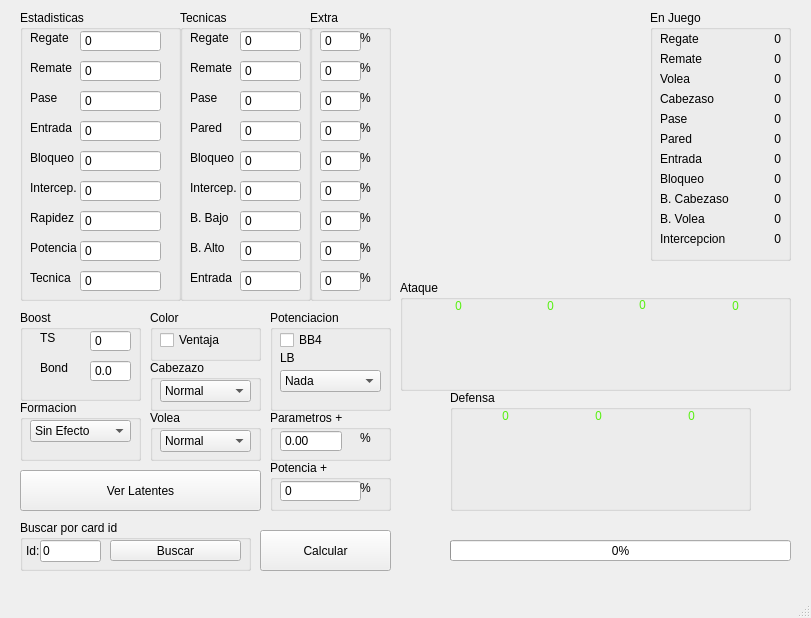
The window that analisis.ui (IsaR0d/CTDTAnalizer) describes before a commit, drawn with Qt 5.
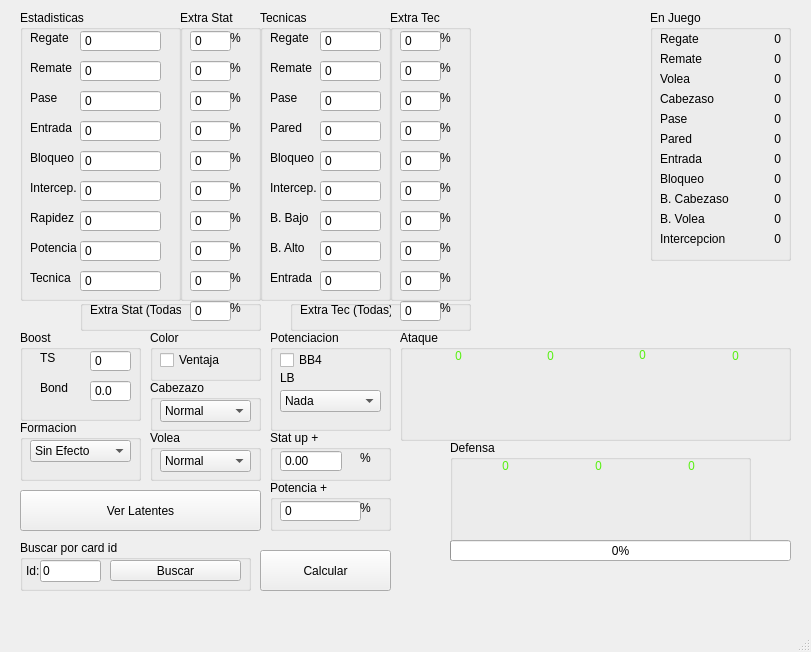
The same window after the commit. Icons and pictures are not drawn.

Commit message: muestra de stats visuales y arreglo de tema de la interfaz

```diff
--- a/analisis.ui
+++ b/analisis.ui
@@ -7,7 +7,7 @@
     <x>0</x>
     <y>0</y>
     <width>811</width>
-    <height>618</height>
+    <height>652</height>
    </rect>
   </property>
   <property name="windowTitle">
@@ -27,10 +27,10 @@
    <widget class="QLabel" name="jug_img">
     <property name="geometry">
      <rect>
-      <x>410</x>
-      <y>50</y>
-      <width>221</width>
-      <height>221</height>
+      <x>480</x>
+      <y>100</y>
+      <width>161</width>
+      <height>161</height>
      </rect>
     </property>
     <property name="text">
@@ -684,7 +684,7 @@
    <widget class="QGroupBox" name="groupBox_3">
     <property name="geometry">
      <rect>
-      <x>180</x>
+      <x>260</x>
       <y>10</y>
       <width>131</width>
       <height>291</height>
@@ -958,14 +958,14 @@
    <widget class="QGroupBox" name="groupBox_4">
     <property name="geometry">
      <rect>
-      <x>310</x>
+      <x>390</x>
       <y>10</y>
       <width>81</width>
       <height>291</height>
      </rect>
     </property>
     <property name="title">
-     <string>Extra</string>
+     <string>Extra Tec</string>
     </property>
     <widget class="QSpinBox" name="rem_ex">
      <property name="geometry">
@@ -1233,7 +1233,7 @@
     <property name="geometry">
      <rect>
       <x>20</x>
-      <y>310</y>
+      <y>330</y>
       <width>121</width>
       <height>91</height>
      </rect>
@@ -1307,7 +1307,7 @@
     <property name="geometry">
      <rect>
       <x>150</x>
-      <y>310</y>
+      <y>330</y>
       <width>111</width>
       <height>51</height>
      </rect>
@@ -1333,7 +1333,7 @@
     <property name="geometry">
      <rect>
       <x>150</x>
-      <y>410</y>
+      <y>430</y>
       <width>111</width>
       <height>51</height>
      </rect>
@@ -1371,7 +1371,7 @@
     <property name="geometry">
      <rect>
       <x>150</x>
-      <y>360</y>
+      <y>380</y>
       <width>111</width>
       <height>51</height>
      </rect>
@@ -1409,7 +1409,7 @@
     <property name="geometry">
      <rect>
       <x>20</x>
-      <y>400</y>
+      <y>420</y>
       <width>121</width>
       <height>61</height>
      </rect>
@@ -1457,7 +1457,7 @@
     <property name="geometry">
      <rect>
       <x>270</x>
-      <y>310</y>
+      <y>330</y>
       <width>121</width>
       <height>101</height>
      </rect>
@@ -1534,13 +1534,13 @@
     <property name="geometry">
      <rect>
       <x>270</x>
-      <y>410</y>
+      <y>430</y>
       <width>121</width>
       <height>51</height>
      </rect>
     </property>
     <property name="title">
-     <string>Parametros +</string>
+     <string>Stat up +</string>
     </property>
     <widget class="QLabel" name="label_75">
      <property name="geometry">
@@ -1573,7 +1573,7 @@
     <property name="geometry">
      <rect>
       <x>270</x>
-      <y>460</y>
+      <y>480</y>
       <width>121</width>
       <height>51</height>
      </rect>
@@ -1612,7 +1612,7 @@
     <property name="geometry">
      <rect>
       <x>20</x>
-      <y>470</y>
+      <y>490</y>
       <width>241</width>
       <height>41</height>
      </rect>
@@ -1625,7 +1625,7 @@
     <property name="geometry">
      <rect>
       <x>450</x>
-      <y>390</y>
+      <y>440</y>
       <width>301</width>
       <height>121</height>
      </rect>
@@ -1741,7 +1741,7 @@
     <property name="geometry">
      <rect>
       <x>400</x>
-      <y>280</y>
+      <y>330</y>
       <width>391</width>
       <height>111</height>
      </rect>
@@ -1880,7 +1880,7 @@
     <property name="geometry">
      <rect>
       <x>260</x>
-      <y>530</y>
+      <y>550</y>
       <width>131</width>
       <height>41</height>
      </rect>
@@ -1893,7 +1893,7 @@
     <property name="geometry">
      <rect>
       <x>20</x>
-      <y>520</y>
+      <y>540</y>
       <width>231</width>
       <height>51</height>
      </rect>
@@ -1954,6 +1954,412 @@
      <number>0</number>
     </property>
    </widget>
+   <widget class="QGroupBox" name="groupBox_16">
+    <property name="geometry">
+     <rect>
+      <x>180</x>
+      <y>10</y>
+      <width>81</width>
+      <height>291</height>
+     </rect>
+    </property>
+    <property name="title">
+     <string>Extra Stat</string>
+    </property>
+    <widget class="QSpinBox" name="rem_ex_stat">
+     <property name="geometry">
+      <rect>
+       <x>10</x>
+       <y>50</y>
+       <width>41</width>
+       <height>22</height>
+      </rect>
+     </property>
+     <property name="buttonSymbols">
+      <enum>QAbstractSpinBox::NoButtons</enum>
+     </property>
+     <property name="maximum">
+      <number>1000</number>
+     </property>
+    </widget>
+    <widget class="QSpinBox" name="pot_ex_stat">
+     <property name="geometry">
+      <rect>
+       <x>10</x>
+       <y>230</y>
+       <width>41</width>
+       <height>22</height>
+      </rect>
+     </property>
+     <property name="buttonSymbols">
+      <enum>QAbstractSpinBox::NoButtons</enum>
+     </property>
+     <property name="maximum">
+      <number>1000</number>
+     </property>
+    </widget>
+    <widget class="QSpinBox" name="ent_ex_stat">
+     <property name="geometry">
+      <rect>
+       <x>10</x>
+       <y>110</y>
+       <width>41</width>
+       <height>22</height>
+      </rect>
+     </property>
+     <property name="buttonSymbols">
+      <enum>QAbstractSpinBox::NoButtons</enum>
+     </property>
+     <property name="maximum">
+      <number>1000</number>
+     </property>
+    </widget>
+    <widget class="QSpinBox" name="int_ex_stat">
+     <property name="geometry">
+      <rect>
+       <x>10</x>
+       <y>170</y>
+       <width>41</width>
+       <height>22</height>
+      </rect>
+     </property>
+     <property name="buttonSymbols">
+      <enum>QAbstractSpinBox::NoButtons</enum>
+     </property>
+     <property name="maximum">
+      <number>1000</number>
+     </property>
+    </widget>
+    <widget class="QSpinBox" name="rap_ex_stat">
+     <property name="geometry">
+      <rect>
+       <x>10</x>
+       <y>200</y>
+       <width>41</width>
+       <height>22</height>
+      </rect>
+     </property>
+     <property name="buttonSymbols">
+      <enum>QAbstractSpinBox::NoButtons</enum>
+     </property>
+     <property name="maximum">
+      <number>1000</number>
+     </property>
+    </widget>
+    <widget class="QSpinBox" name="reg_ex_stat">
+     <property name="geometry">
+      <rect>
+       <x>10</x>
+       <y>20</y>
+       <width>41</width>
+       <height>22</height>
+      </rect>
+     </property>
+     <property name="buttonSymbols">
+      <enum>QAbstractSpinBox::NoButtons</enum>
+     </property>
+     <property name="maximum">
+      <number>1000</number>
+     </property>
+    </widget>
+    <widget class="QSpinBox" name="pas_ex_stat">
+     <property name="geometry">
+      <rect>
+       <x>10</x>
+       <y>80</y>
+       <width>41</width>
+       <height>22</height>
+      </rect>
+     </property>
+     <property name="buttonSymbols">
+      <enum>QAbstractSpinBox::NoButtons</enum>
+     </property>
+     <property name="maximum">
+      <number>1000</number>
+     </property>
+    </widget>
+    <widget class="QSpinBox" name="blo_ex_stat">
+     <property name="geometry">
+      <rect>
+       <x>10</x>
+       <y>140</y>
+       <width>41</width>
+       <height>22</height>
+      </rect>
+     </property>
+     <property name="buttonSymbols">
+      <enum>QAbstractSpinBox::NoButtons</enum>
+     </property>
+     <property name="maximum">
+      <number>1000</number>
+     </property>
+    </widget>
+    <widget class="QLabel" name="label_78">
+     <property name="geometry">
+      <rect>
+       <x>50</x>
+       <y>20</y>
+       <width>31</width>
+       <height>16</height>
+      </rect>
+     </property>
+     <property name="text">
+      <string>%</string>
+     </property>
+    </widget>
+    <widget class="QLabel" name="label_79">
+     <property name="geometry">
+      <rect>
+       <x>50</x>
+       <y>50</y>
+       <width>31</width>
+       <height>16</height>
+      </rect>
+     </property>
+     <property name="text">
+      <string>%</string>
+     </property>
+    </widget>
+    <widget class="QLabel" name="label_80">
+     <property name="geometry">
+      <rect>
+       <x>50</x>
+       <y>80</y>
+       <width>31</width>
+       <height>16</height>
+      </rect>
+     </property>
+     <property name="text">
+      <string>%</string>
+     </property>
+    </widget>
+    <widget class="QLabel" name="label_81">
+     <property name="geometry">
+      <rect>
+       <x>50</x>
+       <y>110</y>
+       <width>31</width>
+       <height>16</height>
+      </rect>
+     </property>
+     <property name="text">
+      <string>%</string>
+     </property>
+    </widget>
+    <widget class="QLabel" name="label_82">
+     <property name="geometry">
+      <rect>
+       <x>50</x>
+       <y>140</y>
+       <width>31</width>
+       <height>16</height>
+      </rect>
+     </property>
+     <property name="text">
+      <string>%</string>
+     </property>
+    </widget>
+    <widget class="QLabel" name="label_83">
+     <property name="geometry">
+      <rect>
+       <x>50</x>
+       <y>170</y>
+       <width>31</width>
+       <height>16</height>
+      </rect>
+     </property>
+     <property name="text">
+      <string>%</string>
+     </property>
+    </widget>
+    <widget class="QLabel" name="label_84">
+     <property name="geometry">
+      <rect>
+       <x>50</x>
+       <y>200</y>
+       <width>31</width>
+       <height>16</height>
+      </rect>
+     </property>
+     <property name="text">
+      <string>%</string>
+     </property>
+    </widget>
+    <widget class="QLabel" name="label_85">
+     <property name="geometry">
+      <rect>
+       <x>50</x>
+       <y>230</y>
+       <width>31</width>
+       <height>16</height>
+      </rect>
+     </property>
+     <property name="text">
+      <string>%</string>
+     </property>
+    </widget>
+    <widget class="QSpinBox" name="tec_ex_stat">
+     <property name="geometry">
+      <rect>
+       <x>10</x>
+       <y>260</y>
+       <width>41</width>
+       <height>22</height>
+      </rect>
+     </property>
+     <property name="buttonSymbols">
+      <enum>QAbstractSpinBox::NoButtons</enum>
+     </property>
+     <property name="maximum">
+      <number>1000</number>
+     </property>
+    </widget>
+    <widget class="QLabel" name="label_86">
+     <property name="geometry">
+      <rect>
+       <x>50</x>
+       <y>260</y>
+       <width>31</width>
+       <height>16</height>
+      </rect>
+     </property>
+     <property name="text">
+      <string>%</string>
+     </property>
+    </widget>
+   </widget>
+   <widget class="QGroupBox" name="groupBox_17">
+    <property name="geometry">
+     <rect>
+      <x>80</x>
+      <y>300</y>
+      <width>181</width>
+      <height>31</height>
+     </rect>
+    </property>
+    <property name="title">
+     <string/>
+    </property>
+    <widget class="QLabel" name="label_40">
+     <property name="geometry">
+      <rect>
+       <x>10</x>
+       <y>0</y>
+       <width>91</width>
+       <height>20</height>
+      </rect>
+     </property>
+     <property name="text">
+      <string>Extra Stat (Todas)</string>
+     </property>
+    </widget>
+    <widget class="QSpinBox" name="ex_stat">
+     <property name="geometry">
+      <rect>
+       <x>110</x>
+       <y>0</y>
+       <width>41</width>
+       <height>22</height>
+      </rect>
+     </property>
+     <property name="buttonSymbols">
+      <enum>QAbstractSpinBox::NoButtons</enum>
+     </property>
+     <property name="maximum">
+      <number>1000</number>
+     </property>
+    </widget>
+    <widget class="QLabel" name="label_87">
+     <property name="geometry">
+      <rect>
+       <x>150</x>
+       <y>0</y>
+       <width>31</width>
+       <height>16</height>
+      </rect>
+     </property>
+     <property name="text">
+      <string>%</string>
+     </property>
+    </widget>
+   </widget>
+   <widget class="QGroupBox" name="groupBox_18">
+    <property name="geometry">
+     <rect>
+      <x>290</x>
+      <y>300</y>
+      <width>181</width>
+      <height>31</height>
+     </rect>
+    </property>
+    <property name="title">
+     <string/>
+    </property>
+    <widget class="QLabel" name="label_42">
+     <property name="geometry">
+      <rect>
+       <x>10</x>
+       <y>0</y>
+       <width>91</width>
+       <height>20</height>
+      </rect>
+     </property>
+     <property name="text">
+      <string>Extra Tec (Todas)</string>
+     </property>
+    </widget>
+    <widget class="QSpinBox" name="ex_tec">
+     <property name="geometry">
+      <rect>
+       <x>110</x>
+       <y>0</y>
+       <width>41</width>
+       <height>22</height>
+      </rect>
+     </property>
+     <property name="buttonSymbols">
+      <enum>QAbstractSpinBox::NoButtons</enum>
+     </property>
+     <property name="maximum">
+      <number>1000</number>
+     </property>
+    </widget>
+    <widget class="QLabel" name="label_89">
+     <property name="geometry">
+      <rect>
+       <x>150</x>
+       <y>0</y>
+       <width>31</width>
+       <height>16</height>
+      </rect>
+     </property>
+     <property name="text">
+      <string>%</string>
+     </property>
+    </widget>
+   </widget>
+   <zorder>groupBox_17</zorder>
+   <zorder>jug_img</zorder>
+   <zorder>groupBox</zorder>
+   <zorder>groupBox_2</zorder>
+   <zorder>groupBox_3</zorder>
+   <zorder>groupBox_4</zorder>
+   <zorder>groupBox_5</zorder>
+   <zorder>groupBox_6</zorder>
+   <zorder>groupBox_7</zorder>
+   <zorder>groupBox_8</zorder>
+   <zorder>groupBox_9</zorder>
+   <zorder>groupBox_10</zorder>
+   <zorder>groupBox_11</zorder>
+   <zorder>groupBox_12</zorder>
+   <zorder>pushButton</zorder>
+   <zorder>groupBox_13</zorder>
+   <zorder>groupBox_14</zorder>
+   <zorder>calcular_btn</zorder>
+   <zorder>groupBox_15</zorder>
+   <zorder>progressBar</zorder>
+   <zorder>groupBox_16</zorder>
+   <zorder>groupBox_18</zorder>
   </widget>
   <widget class="QMenuBar" name="menubar">
    <property name="geometry">
```
The commit also changes 5 other files.
